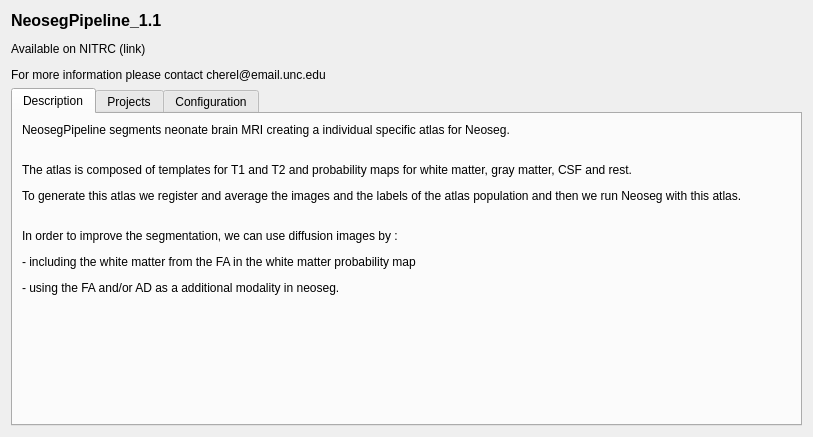
Qt form About.ui (hay318/NeosegPipeline) before a commit.
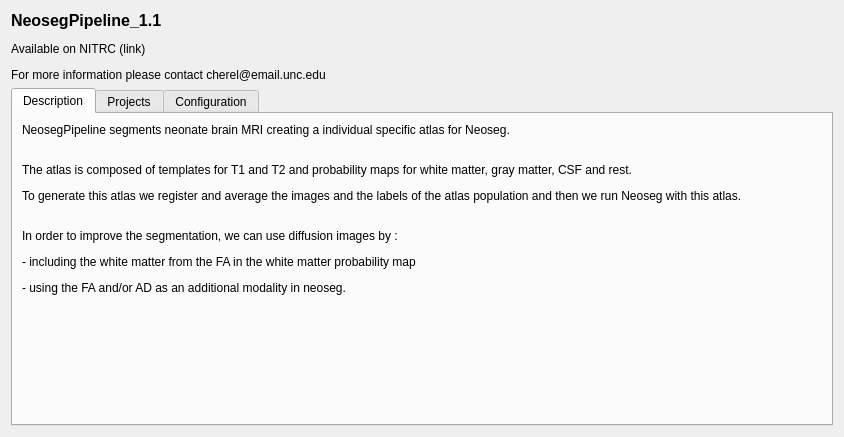
The same form after that commit. The open tabs and pages were chosen to show the change.

The edit to the form file:
```diff
--- a/About.ui
+++ b/About.ui
@@ -6,7 +6,7 @@
    <rect>
     <x>0</x>
     <y>0</y>
-    <width>813</width>
+    <width>844</width>
     <height>437</height>
    </rect>
   </property>
@@ -42,7 +42,7 @@
        <item>
         <widget class="QLabel" name="label">
          <property name="text">
-          <string>&lt;html&gt;&lt;head/&gt;&lt;body&gt;&lt;p&gt;NeosegPipeline segments neonate brain MRI creating a individual specific atlas for Neoseg. &lt;br/&gt;&lt;/p&gt;&lt;p&gt;The atlas is composed of templates for T1 and T2 and probability maps for white matter, gray matter, CSF and rest. &lt;/p&gt;&lt;p&gt;To generate this atlas we register and average the images and the labels of the atlas population and then we run Neoseg with this atlas. &lt;br/&gt;&lt;/p&gt;&lt;p&gt;In order to improve the segmentation, we can use diffusion images by :&lt;/p&gt;&lt;p&gt;- including the white matter from the FA in the white matter probability map &lt;/p&gt;&lt;p&gt;- using the FA and/or AD as a additional modality in neoseg. &lt;/p&gt;&lt;/body&gt;&lt;/html&gt;</string>
+          <string>&lt;html&gt;&lt;head/&gt;&lt;body&gt;&lt;p&gt;NeosegPipeline segments neonate brain MRI creating a individual specific atlas for Neoseg. &lt;br/&gt;&lt;/p&gt;&lt;p&gt;The atlas is composed of templates for T1 and T2 and probability maps for white matter, gray matter, CSF and rest. &lt;/p&gt;&lt;p&gt;To generate this atlas we register and average the images and the labels of the atlas population and then we run Neoseg with this atlas. &lt;br/&gt;&lt;/p&gt;&lt;p&gt;In order to improve the segmentation, we can use diffusion images by :&lt;/p&gt;&lt;p&gt;- including the white matter from the FA in the white matter probability map &lt;/p&gt;&lt;p&gt;- using the FA and/or AD as an additional modality in neoseg. &lt;/p&gt;&lt;/body&gt;&lt;/html&gt;</string>
          </property>
         </widget>
        </item>
```
Left out of the diff: 2 changed lines with no effect on the pictures.
